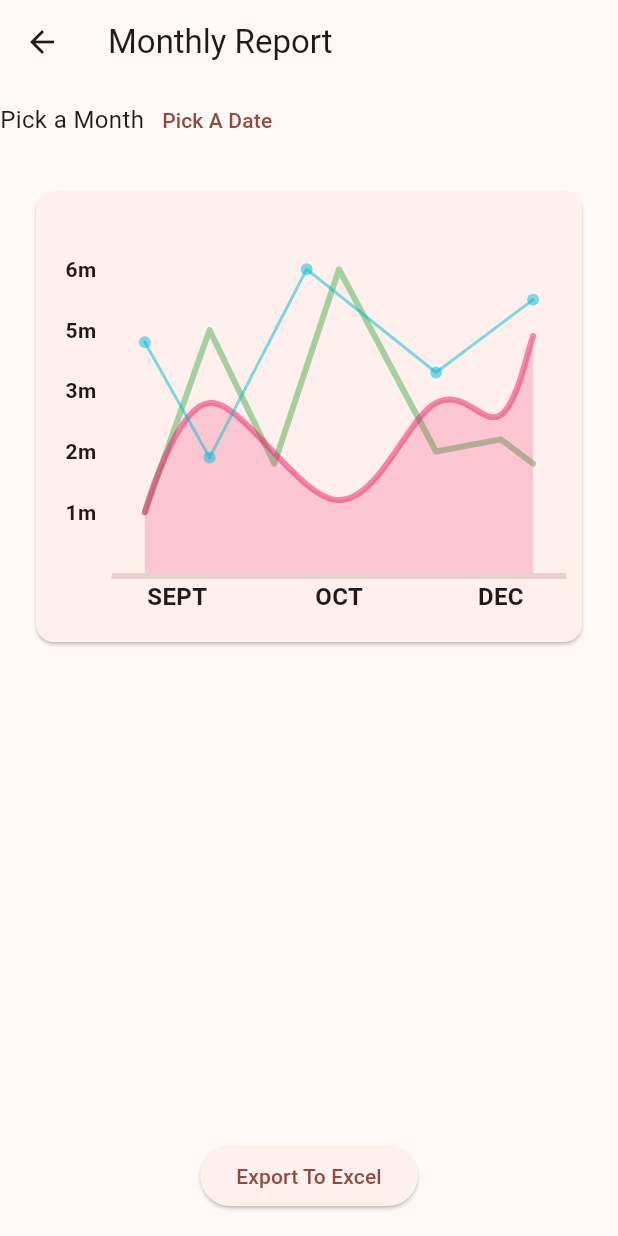
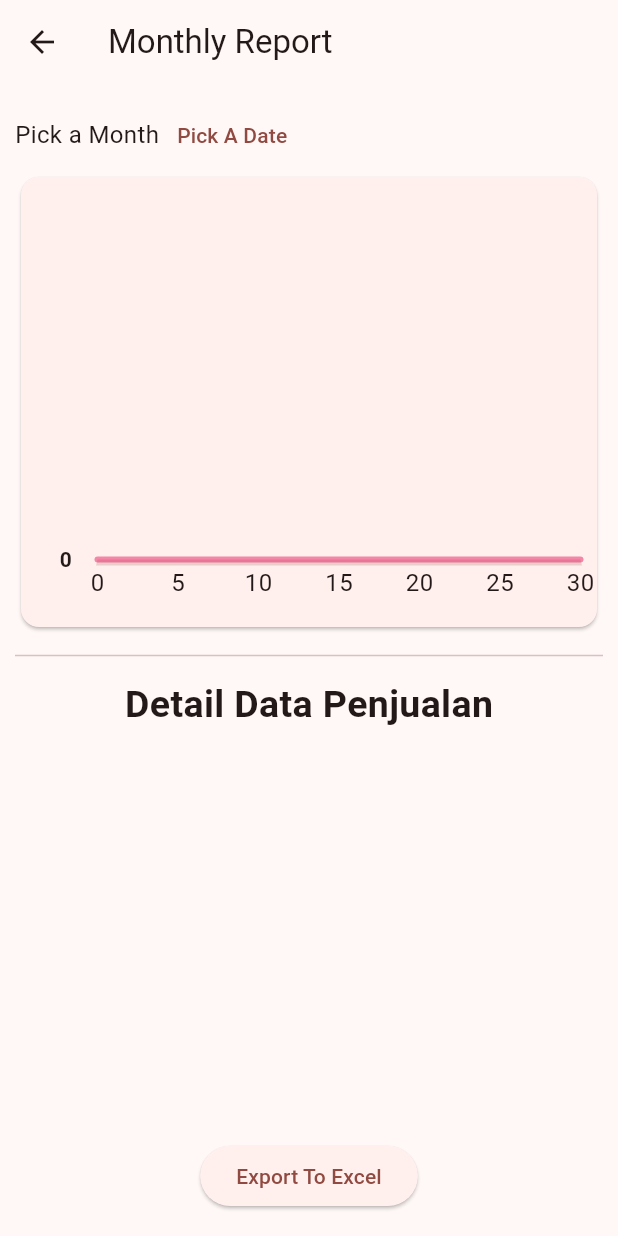
Before and after one commit to gojalifs/satria-optics-admin, a Flutter app: the MonthlyReportPage screen opened by its route, on a phone screen of 412 x 824 dp. Run offline on Flutter 3.47's test engine with Material 2 defaults, Android fonts, the phone set to English and light mode, and no system bars; drawn by our look-alikes of fl_chart; our stand-ins replace animated_search_bar, cherry_toast, cloud_firestore, device_info_plus, easy_refresh, firebase_auth and 7 more; missing offline and left inert: cr_file_saver, month_year_picker, syncfusion_flutter_datagrid_export, syncfusion_flutter_xlsio; accounts and stored records are empty.

Commit message:
feat:added chart into report page

```diff
--- a/lib/screen/main/chart_card.dart
+++ b/lib/screen/main/chart_card.dart
@@ -1,5 +1,7 @@
 import 'package:fl_chart/fl_chart.dart';
 import 'package:flutter/material.dart';
+import 'package:provider/provider.dart';
+import 'package:satria_optik_admin/provider/report_provider.dart';
 
 class ChartSample extends StatelessWidget {
   const ChartSample({
@@ -12,18 +14,19 @@ class ChartSample extends StatelessWidget {
       child: Container(
         height: 300,
         padding: const EdgeInsets.all(10),
-        child: LineChart(
+        child: Consumer<ReportProvider>(
+          builder: (context, report, child) => LineChart(
             LineChartData(
               lineTouchData: const LineTouchData(
-              enabled: false,
+                enabled: true,
               ),
               gridData: const FlGridData(show: false),
               titlesData: const FlTitlesData(
                 bottomTitles: AxisTitles(
                   sideTitles: SideTitles(
                     showTitles: true,
-                  reservedSize: 32,
-                  interval: 1,
+                    reservedSize: 31,
+                    // interval: 1,
                     getTitlesWidget: bottomTitleWidgets,
                   ),
                 ),
@@ -46,8 +49,10 @@ class ChartSample extends StatelessWidget {
                 show: true,
                 border: Border(
                   bottom: BorderSide(
-                    color:
-                        Theme.of(context).colorScheme.primary.withOpacity(0.2),
+                      color: Theme.of(context)
+                          .colorScheme
+                          .primary
+                          .withOpacity(0.2),
                       width: 4),
                   left: const BorderSide(color: Colors.transparent),
                   right: const BorderSide(color: Colors.transparent),
@@ -55,24 +60,6 @@ class ChartSample extends StatelessWidget {
                 ),
               ),
               lineBarsData: [
-              LineChartBarData(
-                isCurved: true,
-                curveSmoothness: 0,
-                color: Colors.green.withOpacity(0.5),
-                barWidth: 4,
-                isStrokeCapRound: true,
-                dotData: const FlDotData(show: false),
-                belowBarData: BarAreaData(show: false),
-                spots: const [
-                  FlSpot(1, 1),
-                  FlSpot(3, 4),
-                  FlSpot(5, 1.8),
-                  FlSpot(7, 5),
-                  FlSpot(10, 2),
-                  FlSpot(12, 2.2),
-                  FlSpot(13, 1.8),
-                ],
-              ),
                 LineChartBarData(
                   isCurved: true,
                   color: Colors.pink.withOpacity(0.5),
@@ -83,36 +70,20 @@ class ChartSample extends StatelessWidget {
                     show: true,
                     color: Colors.pink.withOpacity(0.2),
                   ),
-                spots: const [
-                  FlSpot(1, 1),
-                  FlSpot(3, 2.8),
-                  FlSpot(7, 1.2),
-                  FlSpot(10, 2.8),
-                  FlSpot(12, 2.6),
-                  FlSpot(13, 3.9),
+                  spots: List.generate(31, (index) => index).map((e) {
+                    double qty;
+                    qty = report.reports
+                        .where((element) {
+                          return element.date.day == e;
+                        })
+                        .toList()
+                        .length
+                        .toDouble();
+                    return FlSpot(e.toDouble(), qty);
+                  }).toList(),
+                ),
               ],
             ),
-              LineChartBarData(
-                isCurved: true,
-                curveSmoothness: 0,
-                color: Colors.cyan.withOpacity(0.5),
-                barWidth: 2,
-                isStrokeCapRound: true,
-                dotData: const FlDotData(show: true),
-                belowBarData: BarAreaData(show: false),
-                spots: const [
-                  FlSpot(1, 3.8),
-                  FlSpot(3, 1.9),
-                  FlSpot(6, 5),
-                  FlSpot(10, 3.3),
-                  FlSpot(13, 4.5),
-                ],
-              ),
-            ],
-            minX: 0,
-            maxX: 14,
-            maxY: 6,
-            minY: 0,
           ),
         ),
       ),
@@ -125,49 +96,13 @@ Widget leftTitleWidgets(double value, TitleMeta meta) {
     fontWeight: FontWeight.bold,
     fontSize: 14,
   );
-  String text;
-  switch (value.toInt()) {
-    case 1:
-      text = '1m';
-      break;
-    case 2:
-      text = '2m';
-      break;
-    case 3:
-      text = '3m';
-      break;
-    case 4:
-      text = '5m';
-      break;
-    case 5:
-      text = '6m';
-      break;
-    default:
-      return Container();
-  }
+  String text = '${value.toInt()}';
 
   return Text(text, style: style, textAlign: TextAlign.center);
 }
 
 Widget bottomTitleWidgets(double value, TitleMeta meta) {
-  const style = TextStyle(
-    fontWeight: FontWeight.bold,
-    fontSize: 16,
-  );
-  Widget text = const Text('');
-  switch (value.toInt()) {
-    case 2:
-      text = const Text('SEPT', style: style);
-      break;
-    case 7:
-      text = const Text('OCT', style: style);
-      break;
-    case 12:
-      text = const Text('DEC', style: style);
-      break;
-    default:
-      text = const Text('');
-      break;
-  }
+  Widget text = Text('${value.toInt()}');
+
   return text;
 }
--- a/lib/screen/sales_report/report_monthly_screen.dart
+++ b/lib/screen/sales_report/report_monthly_screen.dart
@@ -1,24 +1,66 @@
+import 'package:cherry_toast/cherry_toast.dart';
 import 'package:flutter/material.dart';
+import 'package:flutter/rendering.dart';
 import 'package:intl/intl.dart';
 import 'package:month_year_picker/month_year_picker.dart';
 import 'package:provider/provider.dart';
+import 'package:syncfusion_flutter_datagrid/datagrid.dart';
+
 import 'package:satria_optik_admin/provider/report_provider.dart';
 import 'package:satria_optik_admin/screen/main/chart_card.dart';
 
-class MonthlyReportPage extends StatelessWidget {
+class MonthlyReportPage extends StatefulWidget {
   static String route = '/monthly-report';
   const MonthlyReportPage({super.key});
 
   @override
+  State<MonthlyReportPage> createState() => _MonthlyReportPageState();
+}
+
+class _MonthlyReportPageState extends State<MonthlyReportPage> {
+  bool showFab = true;
+
+  var duration = const Duration(milliseconds: 300);
+  final GlobalKey<SfDataGridState> _key = GlobalKey<SfDataGridState>();
+  @override
   Widget build(BuildContext context) {
     return Scaffold(
       appBar: AppBar(title: const Text('Monthly Report')),
-      floatingActionButton: ElevatedButton(
-        onPressed: () {},
+      floatingActionButton: AnimatedSlide(
+        duration: duration,
+        offset: showFab ? Offset.zero : const Offset(0, 2),
+        child: AnimatedOpacity(
+          duration: duration,
+          opacity: showFab ? 1 : 0,
+          child: Consumer<ReportProvider>(
+            builder: (context, value, child) => ElevatedButton(
+              onPressed: () async {
+                // try {
+                await value.exportToExcel(_key);
+                // } catch (e) {
+                //   CherryToast.error(title: Text('$e')).show(context);
+                // }
+              },
               child: const Text('Export To Excel'),
             ),
+          ),
+        ),
+      ),
       floatingActionButtonLocation: FloatingActionButtonLocation.centerFloat,
-      body: ListView(
+      body: NotificationListener<UserScrollNotification>(
+        onNotification: (notification) {
+          final ScrollDirection direction = notification.direction;
+          setState(() {
+            if (direction == ScrollDirection.reverse) {
+              showFab = false;
+            } else if (direction == ScrollDirection.forward) {
+              showFab = true;
+            }
+          });
+          return true;
+        },
+        child: ListView(
+          padding: const EdgeInsets.all(10),
           children: [
             Row(
               children: [
@@ -28,12 +70,13 @@ class MonthlyReportPage extends StatelessWidget {
                     onPressed: () async {
                       var month = await showMonthYearPicker(
                         context: context,
-                      initialDate: DateTime.now(),
+                        initialDate: report.month ?? DateTime.now(),
                         firstDate: DateTime(2023, 1),
                         lastDate: DateTime.now(),
                       );
                       if (month != null) {
                         report.setMonth = month;
+                        await report.getReport();
                       }
                     },
                     child: Text(formatMonth(report.month) ?? 'Pick A Date'),
@@ -41,11 +84,81 @@ class MonthlyReportPage extends StatelessWidget {
                 ),
               ],
             ),
-          const Padding(
-            padding: EdgeInsets.all(20),
-            child: ChartSample(),
+            const ChartSample(),
+            const Divider(height: 30),
+            const Center(
+                child: Text(
+              'Detail Data Penjualan',
+              style: TextStyle(fontSize: 25, fontWeight: FontWeight.w600),
+            )),
+            SizedBox(
+              child: Consumer<ReportProvider>(
+                  builder: (context, reports, child) {
+                if (reports.dataSource == null) {
+                  return const SizedBox();
+                }
+                return SfDataGrid(
+                  shrinkWrapRows: true,
+                  allowColumnsResizing: true,
+                  verticalScrollPhysics: const NeverScrollableScrollPhysics(),
+                  showHorizontalScrollbar: true,
+                  columnWidthMode: ColumnWidthMode.fitByCellValue,
+                  key: _key,
+                  source: reports.dataSource!,
+                  columns: [
+                    GridColumn(
+                      columnName: 'ID Order',
+                      label: const Center(
+                          child: Text(
+                        'ID Order',
+                        style: TextStyle(fontSize: 20),
+                      )),
+                    ),
+                    GridColumn(
+                      columnName: 'Tanggal',
+                      label: const Center(
+                        child: Text(
+                          'Tanggal',
+                          style: TextStyle(fontSize: 20),
+                        ),
+                      ),
+                    ),
+                    GridColumn(
+                      columnName: 'Total',
+                      label: const Center(
+                        child: Text(
+                          'Total',
+                          style: TextStyle(fontSize: 20),
+                        ),
+                      ),
                     ),
                   ],
+                );
+              }
+                  // DataTable(
+                  //   columns: const [
+                  //     DataColumn(label: Text('ID Order')),
+                  //     DataColumn(label: Text('Tanggal')),
+                  //     DataColumn(label: Text('Total')),
+                  //   ],
+                  //   rows: reports.reports
+                  //       .map(
+                  //         (e) => DataRow(
+                  //           cells: [
+                  //             DataCell(Text(e.id)),
+                  //             DataCell(Text(
+                  //               DateFormat('MMMM dd, yyyy').format(e.date),
+                  //             )),
+                  //             DataCell(Text(formatToRupiah('${e.nominal}'))),
+                  //           ],
+                  //         ),
+                  //       )
+                  //       .toList(),
+                  // ),
+                  ),
+            ),
+          ],
+        ),
       ),
     );
   }
```
Lines whose indentation alone changed are shown as unchanged.
